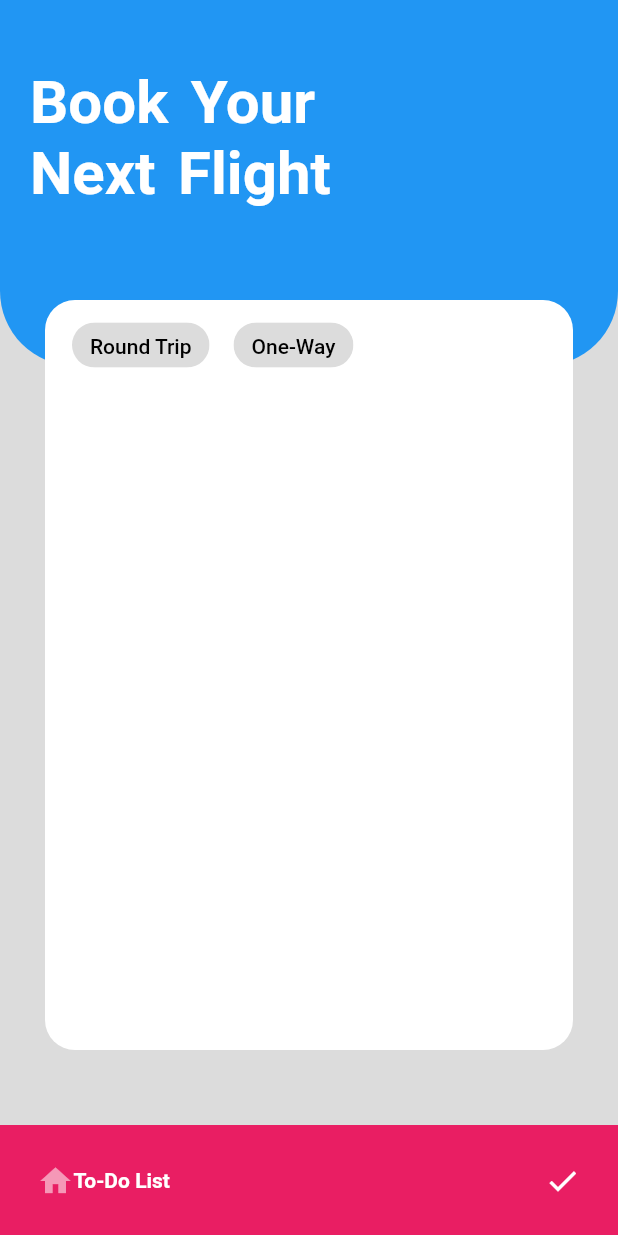
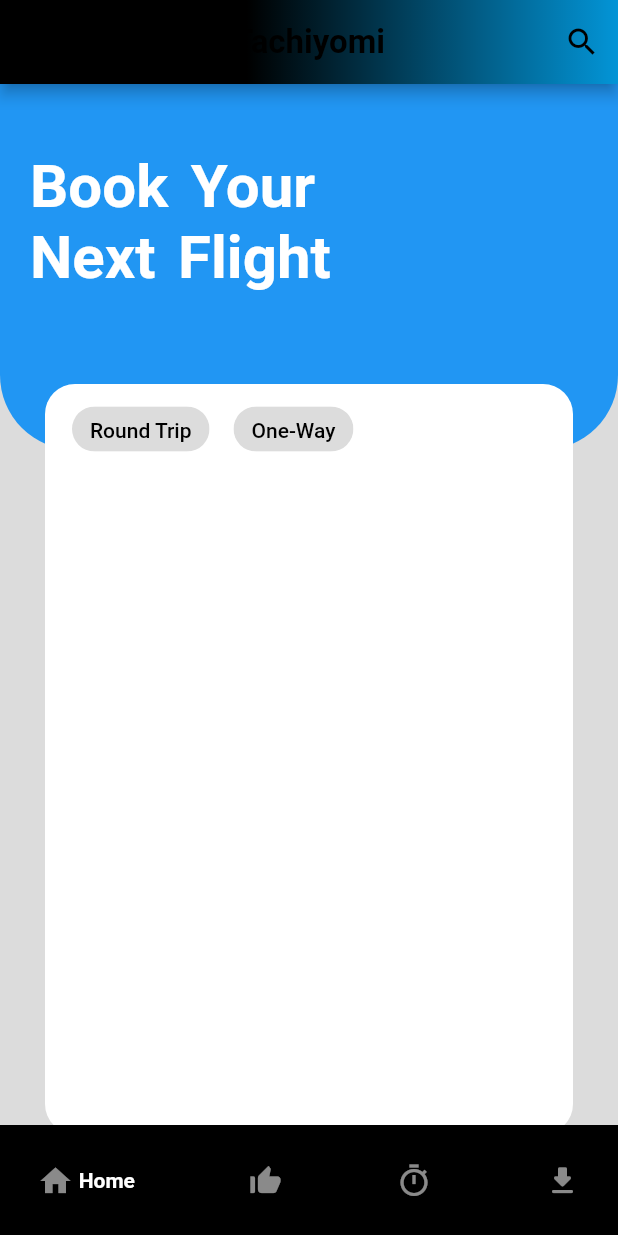
Before and after one commit to BaricuatroAngelo/ipt_airline, a Flutter app: the screen it shows after launch, after a tap on "LOGIN", on a phone screen of 412 x 824 dp. Run offline on Flutter 3.47's test engine with Material 2 defaults, Android fonts, the phone set to English and light mode, and no system bars; drawn by our look-alikes of google_nav_bar; Roboto replaces fonts that are missing (Times New Roman).

Commit message:
minor changes

```diff
--- a/airline_reservation_app/lib/NavBars/HomePageNavBar.dart
+++ b/airline_reservation_app/lib/NavBars/HomePageNavBar.dart
@@ -1,51 +1,170 @@
 import 'package:airline_reservation_app/homepage.dart';
+import 'package:airline_reservation_app/loginpage.dart';
 import 'package:flutter/material.dart';
 import 'package:google_nav_bar/google_nav_bar.dart';
 
-class ToDoListScreen extends StatefulWidget {
-  const ToDoListScreen({Key? key}) : super(key: key);
+
+// ignore_for_file: prefer_const_literals_to_create_immutables
+// ignore_for_file: prefer_const_constructors
+
+class BlankPage extends StatefulWidget {
+  const BlankPage({Key? key}) : super(key: key);
 
   @override
-  State<ToDoListScreen> createState() => _ToDoListScreenState();
+  State<BlankPage> createState() => _BlankPageState();
 }
 
-class _ToDoListScreenState extends State<ToDoListScreen> {
+class _BlankPageState extends State<BlankPage> {
+
+
   int currentIndex = 0;
 
-  static final List<Widget> screens = [
-    const HomePage(),
+  static final List <Widget> screens = [
+    HomePage(),
   ];
 
-  void _onItemTapped(int index) {
+  void _navigateBottomBar(int index) {
     setState(() {
       currentIndex = index;
     });
   }
+
 
   @override
   Widget build(BuildContext context) {
     return Scaffold(
       body: screens.elementAt(currentIndex),
       bottomNavigationBar: GNav(
-        onTabChange: _onItemTapped,
-        backgroundColor: Colors.pink,
-        tabs: const [
-          GButton(
-            icon: Icons.home,
-            text: 'To-Do List',
+        onTabChange: _navigateBottomBar,
+        backgroundColor: Colors.black,
+        // rippleColor: Colors.blueAccent,
+        tabBackgroundGradient: LinearGradient(
+            colors: [Colors.black, Colors.blueAccent,], stops: [0.5,1.1]),
+        tabs: [
+          GButton(icon: Icons.home_sharp,
+            text: ' Home',
             textColor: Colors.white,
-            iconColor: Colors.white,
+            iconColor: Colors.white54,
             iconActiveColor: Colors.white54,
           ),
-          GButton(
-            icon: Icons.check,
-            text: 'Completed Tasks',
+          GButton(icon: Icons.thumb_up_alt,
+            text: ' Favorites',
             textColor: Colors.white,
-            iconColor: Colors.white,
+            iconColor: Colors.white54,
+            iconActiveColor: Colors.white54,
+          ),
+          GButton(icon: Icons.timer_sharp,
+            text: ' Recent',
+            textColor: Colors.white,
+            iconColor: Colors.white54,
+            iconActiveColor: Colors.white54,
+          ),
+          GButton(icon: Icons.download_rounded,
+            text: ' Downloads',
+            textColor: Colors.white,
+            iconColor: Colors.white54,
             iconActiveColor: Colors.white54,
           ),
         ],
       ),
+      appBar: AppBar(
+        flexibleSpace: Container(
+          decoration: BoxDecoration(
+              gradient: LinearGradient(
+                colors: [Colors.black, Colors.black12,], stops: [0.4,1.0],
+              )
+          ),
+        ),
+        automaticallyImplyLeading: false,
+        // backgroundColor: Colors.black,
+        title: const Text('Tachiyomi',
+          style: TextStyle(fontSize: 22, fontWeight: FontWeight.bold, fontFamily: 'Times New Roman'),
+        ),
+        centerTitle: true,
+        actions: <Widget>[
+          IconButton(
+              icon: const Icon(Icons.search_outlined),
+              onPressed: () {
+                showSearch(context: context, delegate: SearchBehavior());
+              }
+          ),
+        ],
+        leading: IconButton(
+            icon: const Icon(Icons.arrow_back_ios),
+            onPressed: () {
+              Navigator.pop(context,
+                MaterialPageRoute(builder: (context) => LoginScreen()),
+              );
+            }
+        ),
+      ),
     );
   }
 }
+
+class SearchBehavior extends SearchDelegate{
+  List<String> searchResults = [
+    'Kimetsu no Yaiba',
+    'Attack on Titan',
+    'Blue Lock',
+    'Naruto',
+    'Bleach',
+  ];
+
+  @override
+  Widget? buildLeading(BuildContext context) => IconButton(onPressed: () => close(context,null),
+      icon: const Icon(Icons.arrow_back_ios)
+  );
+
+
+  @override
+  List<Widget>? buildActions(BuildContext context) =>[
+    IconButton(
+      icon: Icon(Icons.clear),
+      onPressed: (){
+        if(query.isEmpty){
+          close(context,null);
+        } else {
+          query='';
+        }
+      },
+    )
+  ];
+
+  @override
+  Widget buildResults(BuildContext context) => Center(
+    child: Text(
+      query,
+      style: TextStyle(
+        fontWeight: FontWeight.bold,
+        fontSize: 15,
+      ),
+    ),
+  );
+
+  @override
+  Widget buildSuggestions(BuildContext context) {
+    List<String> suggestions = searchResults.where((searchResults){
+      final result = searchResults.toLowerCase();
+      final input = query.toLowerCase();
+
+      return result.contains(input);
+    }).toList();
+
+    return ListView.builder(
+        itemCount: suggestions.length,
+        itemBuilder: (context,index){
+          final suggestion = suggestions[index];
+
+          return ListTile(
+            title: Text(suggestion),
+            onTap: (){
+              query = suggestion;
+
+              showResults(context);
+            },
+          );
+        }
+    );
+  }
+}
--- a/airline_reservation_app/lib/loginpage.dart
+++ b/airline_reservation_app/lib/loginpage.dart
@@ -86,7 +86,7 @@ class _LoginScreenState extends State<LoginScreen> {
               child: InkWell(
                 onTap: () {
                   Navigator.of(context).push(MaterialPageRoute(
-                      builder: (context) => const ToDoListScreen()));
+                      builder: (context) => const BlankPage()));
                 },
                 child: const Text(
                   "LOGIN",
```
